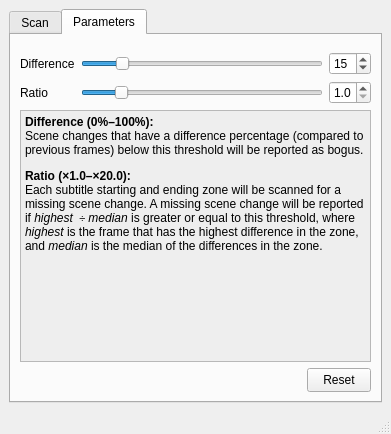
Before: the Qt Designer form vss-companion/scan_scene_changes_window.ui in hiddenspirit/visualsubsync, drawn with Qt 5.
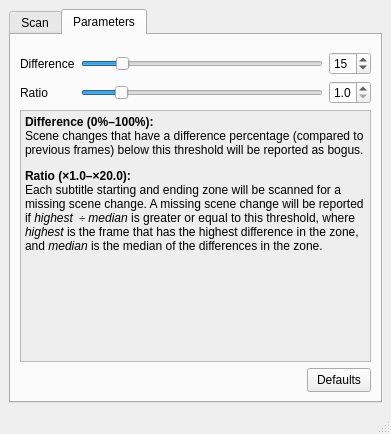
After: the same form once the commit is applied. The open tabs and pages were chosen to show the change.

Commit message: Scene change scanner: defaults button

What changed in the file:
```diff
--- a/vss-companion/scan_scene_changes_window.ui
+++ b/vss-companion/scan_scene_changes_window.ui
@@ -362,7 +362,7 @@
              </size>
             </property>
             <property name="text">
-             <string>Reset</string>
+             <string>Defaults</string>
             </property>
            </widget>
           </item>
```
Left out of the diff: 4 changed lines with no effect on the pictures. The commit also changes 2 other files.
